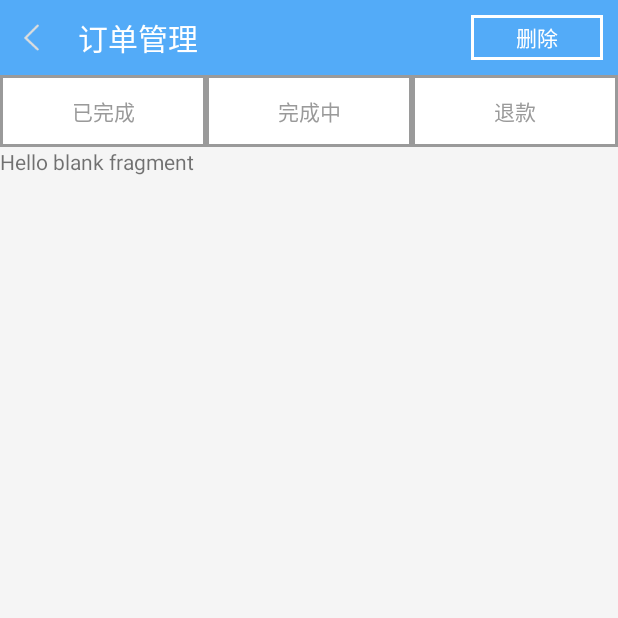
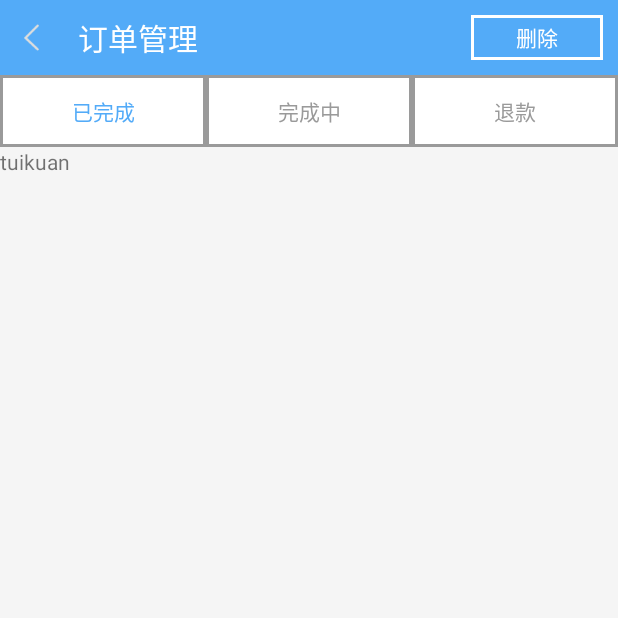
Before and after one commit to WpSmile/TheUnderseaWorld, an Android app: the fragment OrderTuikuanFragment placed in its activity, on a phone screen of 412 x 824 dp, the top half of it. Run offline under Robolectric (Android 15) with nearby library versions, the phone set to English and light mode, and no system bars; our stand-ins replace ButterKnife.

Commit message:
完成订单管理页面按钮与fragment的联动逻辑

```diff
--- a/app/src/main/java/com/qifeng/theunderseaworld/activity/OrderManagementActivity.java
+++ b/app/src/main/java/com/qifeng/theunderseaworld/activity/OrderManagementActivity.java
@@ -2,6 +2,7 @@ package com.qifeng.theunderseaworld.activity;
 
 import android.os.Bundle;
 import android.support.v4.app.Fragment;
+import android.support.v4.app.FragmentTransaction;
 import android.support.v7.app.AppCompatActivity;
 import android.support.v7.widget.RecyclerView;
 import android.view.View;
@@ -13,6 +14,8 @@ import com.qifeng.theunderseaworld.fragment.OrderFinishedFragment;
 import com.qifeng.theunderseaworld.fragment.OrderFinishingFragment;
 import com.qifeng.theunderseaworld.fragment.OrderTuikuanFragment;
 import com.qifeng.theunderseaworld.utils.MFGT;
+
+import java.util.ArrayList;
 
 import butterknife.BindView;
 import butterknife.ButterKnife;
@@ -30,10 +33,15 @@ public class OrderManagementActivity extends AppCompatActivity {
     FrameLayout orderManagerFragment;
 
 
-    private Fragment[] fragments;
+    ArrayList<Fragment> fragmentList = new ArrayList<>();
     OrderFinishedFragment orderFinishedFragment;
     OrderFinishingFragment orderFinishingFragment;
     OrderTuikuanFragment orderTuikuanFragment;
+
+    int currentFragmentIndex = 0;
+    int clickButtonIndex;
+    Button[] btnArray = new Button[3];
+
 
     @Override
     protected void onCreate(Bundle savedInstanceState) {
@@ -67,16 +75,25 @@ public class OrderManagementActivity extends AppCompatActivity {
         orderFinishingFragment = new OrderFinishingFragment();
         orderTuikuanFragment = new OrderTuikuanFragment();
 
-        fragments[0] = orderFinishedFragment;
-        fragments[1] = orderFinishingFragment;
-        fragments[2] = orderTuikuanFragment;
+        fragmentList.add(orderFinishedFragment);
+        fragmentList.add(orderFinishingFragment);
+        fragmentList.add(orderTuikuanFragment);
 
-        setDefaultFragment();
+        btnArray[0] = (Button) findViewById(R.id.order_manager_btn_finished);
+        btnArray[1] = (Button) findViewById(R.id.order_manager_btn_finishing);
+        btnArray[2] = (Button) findViewById(R.id.order_manager_btn_tuikuan);
+
+        //默认的显示的fragment
+        Fragment showFragment = fragmentList.get(currentFragmentIndex);
+        getSupportFragmentManager().beginTransaction()
+                .add(R.id.order_manager_fragment, showFragment)
+                .show(showFragment).commit();
+
+        //设置默认的按钮的颜色
+        btnArray[currentFragmentIndex].setTextColor(getResources().getColor(R.color.bottom_blue));
     }
 
-    private void setDefaultFragment() {
-         getSupportFragmentManager().beginTransaction();
-    }
+
 
     private void initOrderBusinessView() {
 
@@ -95,11 +112,39 @@ public class OrderManagementActivity extends AppCompatActivity {
             case R.id.order_manager_btn_daying:
                 break;
             case R.id.order_manager_btn_finished:
+                clickButtonIndex = 0;
                 break;
             case R.id.order_manager_btn_finishing:
+                clickButtonIndex = 1;
                 break;
             case R.id.order_manager_btn_tuikuan:
+                clickButtonIndex = 2;
                 break;
         }
+
+        if (currentFragmentIndex != clickButtonIndex) {
+            FragmentTransaction transaction = getSupportFragmentManager().beginTransaction();
+            //隐藏当前的fragment
+            transaction.hide(fragmentList.get(currentFragmentIndex));
+            // 显示 点击的button对应的gragment
+            Fragment showFragment = fragmentList.get(clickButtonIndex);
+            // 没有添加过，
+            if (!showFragment.isAdded()) {
+                transaction.add(R.id.order_manager_fragment, showFragment);
+            }
+            transaction.show(showFragment);
+            transaction.commit();
+            //设置按钮的状态
+            setButtonStatus();
+            currentFragmentIndex = clickButtonIndex;
+        }
+    }
+
+    private void setButtonStatus() {
+        btnArray[currentFragmentIndex].setSelected(false);
+        btnArray[currentFragmentIndex].setTextColor(getResources().getColor(R.color.gray));
+        btnArray[clickButtonIndex].setSelected(true);
+        btnArray[clickButtonIndex].setTextColor(getResources().getColor(R.color.bottom_blue));
+        //btnArray[clickButtonIndex].setBackground(R.drawable.item_cart_layout_noradius);
     }
 }
--- a/app/src/main/java/com/qifeng/theunderseaworld/fragment/OrderFinishedFragment.java
+++ b/app/src/main/java/com/qifeng/theunderseaworld/fragment/OrderFinishedFragment.java
@@ -1,8 +1,10 @@
 package com.qifeng.theunderseaworld.fragment;
 
 
+import android.content.Context;
 import android.os.Bundle;
 import android.support.v4.app.Fragment;
+import android.support.v7.widget.RecyclerView;
 import android.view.LayoutInflater;
 import android.view.View;
 import android.view.ViewGroup;
@@ -14,6 +16,9 @@ import com.qifeng.theunderseaworld.R;
  */
 public class OrderFinishedFragment extends Fragment {
 
+    RecyclerView orderFinishedRecyclerView;
+    int pageId = 1;
+    Context mContext;
 
     public OrderFinishedFragment() {
         // Required empty public constructor
@@ -24,7 +29,20 @@ public class OrderFinishedFragment extends Fragment {
     public View onCreateView(LayoutInflater inflater, ViewGroup container,
                              Bundle savedInstanceState) {
         // Inflate the layout for this fragment
-        return inflater.inflate(R.layout.fragment_order_finished, container, false);
+        View view = inflater.inflate(R.layout.fragment_order_finished, container, false);
+        mContext = getActivity();
+        orderFinishedRecyclerView = (RecyclerView) view.findViewById(R.id.order_finished_recyclerView);
+
+        initView();
+
+        return view;
+
+
     }
 
+    private void initView() {
+
+    }
+
+
 }
--- a/app/src/main/res/layout/fragment_order_finishing.xml
+++ b/app/src/main/res/layout/fragment_order_finishing.xml
@@ -8,6 +8,6 @@
     <TextView
         android:layout_width="match_parent"
         android:layout_height="match_parent"
-        android:text="@string/hello_blank_fragment" />
+        android:text="finishing" />
 
 </FrameLayout>
--- a/app/src/main/res/layout/fragment_order_tuikuan.xml
+++ b/app/src/main/res/layout/fragment_order_tuikuan.xml
@@ -8,6 +8,6 @@
     <TextView
         android:layout_width="match_parent"
         android:layout_height="match_parent"
-        android:text="@string/hello_blank_fragment" />
+        android:text="tuikuan" />
 
 </FrameLayout>
```
Also changed, not shown: app/src/main/java/com/qifeng/theunderseaworld/adapter/OrderFinishedCustomerAdapter.java (added, +129 -0 lines), app/src/main/res/layout/fragment_order_finished.xml (+5 -3 lines).
